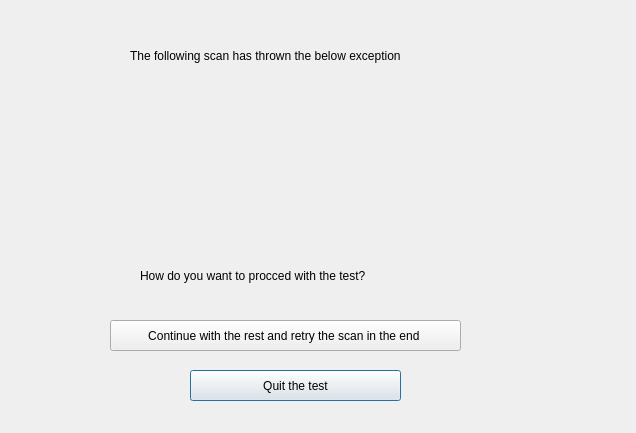
Old version of the form GUI/testingprogress.ui in the repository AudreyFrancisco/SingleLadderQualification.
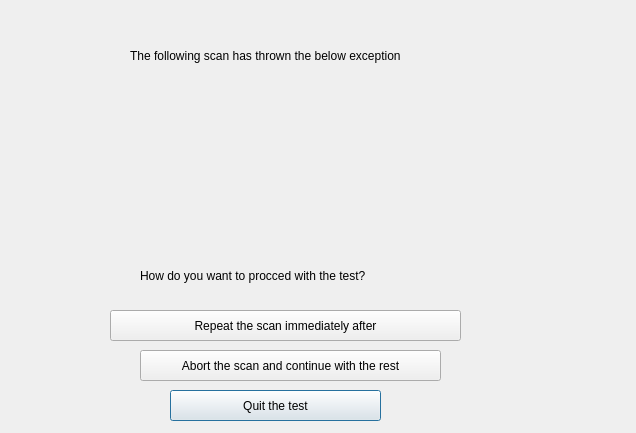
New version of the form.

Commit message:
repeating scan immediately after
uncomment scans

removing comments

fixes by Dimitra: inserting repetition right after the initially failed scan

Patch:
```diff
--- a/GUI/testingprogress.ui
+++ b/GUI/testingprogress.ui
@@ -29,8 +29,8 @@
   <widget class="QPushButton" name="stoptest">
    <property name="geometry">
     <rect>
-     <x>190</x>
-     <y>370</y>
+     <x>170</x>
+     <y>390</y>
      <width>211</width>
      <height>31</height>
     </rect>
@@ -69,13 +69,13 @@
    <property name="geometry">
     <rect>
      <x>110</x>
-     <y>320</y>
+     <y>310</y>
      <width>351</width>
      <height>31</height>
     </rect>
    </property>
    <property name="text">
-    <string>Continue with the rest and retry the scan in the end </string>
+    <string>Repeat the scan immediately after</string>
    </property>
   </widget>
   <widget class="QLabel" name="exceptiontype">
@@ -91,6 +91,19 @@
     <string/>
    </property>
   </widget>
+  <widget class="QPushButton" name="abortcurrentscan">
+   <property name="geometry">
+    <rect>
+     <x>140</x>
+     <y>350</y>
+     <width>301</width>
+     <height>31</height>
+    </rect>
+   </property>
+   <property name="text">
+    <string>Abort the scan and continue with the rest</string>
+   </property>
+  </widget>
  </widget>
  <resources/>
  <connections/>
```
The commit also changes 3 other files.
